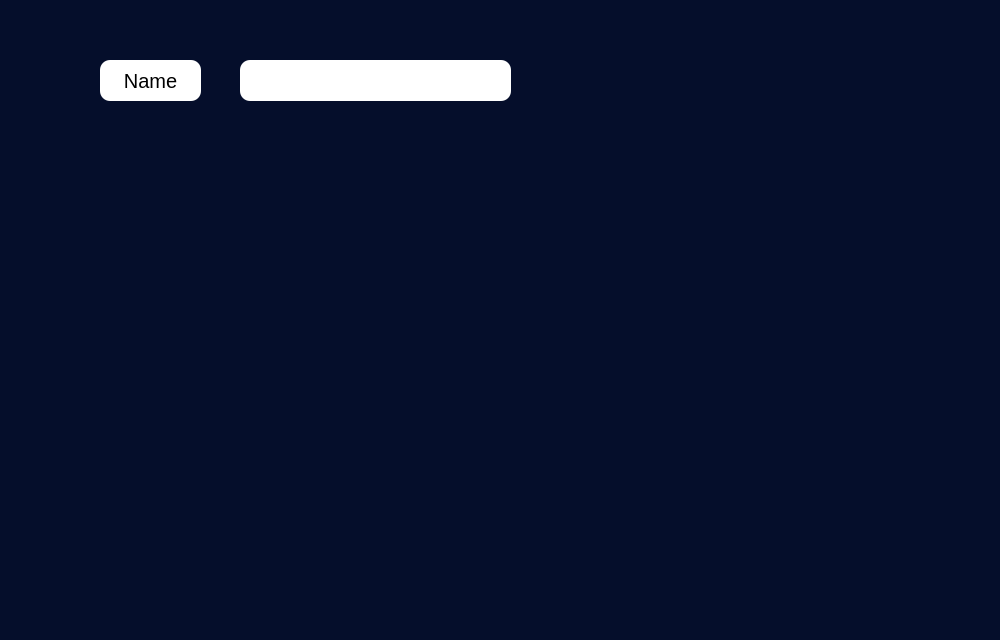
KerollosRady/University-mangament-system, file Qt/newstudent.ui: the form before one commit.
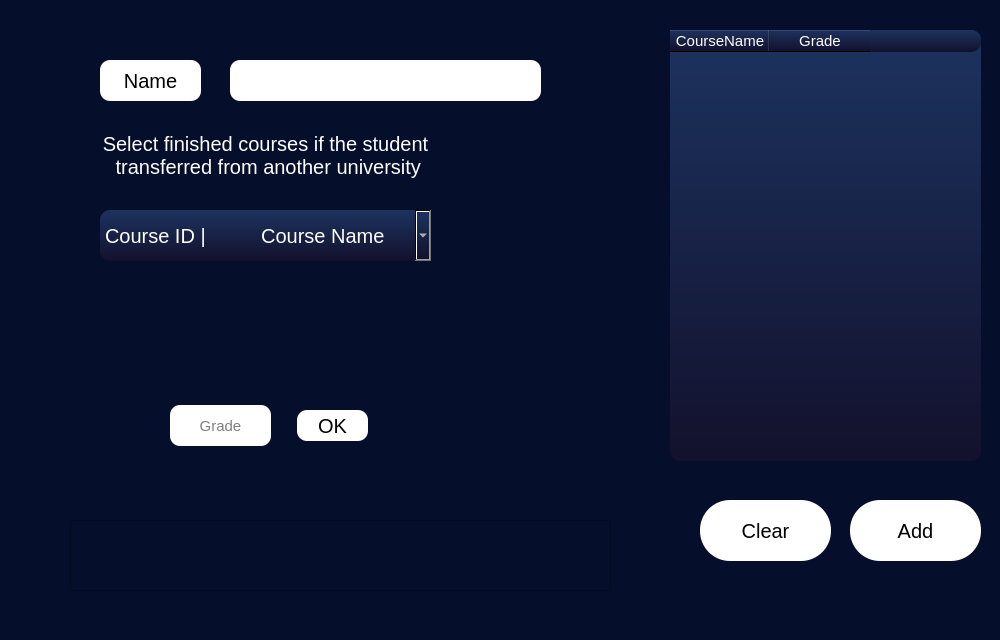
The form after the commit.

```diff
--- a/Qt/newstudent.ui
+++ b/Qt/newstudent.ui
@@ -41,9 +41,122 @@
   <widget class="QLineEdit" name="lineEdit_1">
    <property name="geometry">
     <rect>
-     <x>240</x>
+     <x>230</x>
      <y>60</y>
-     <width>271</width>
+     <width>311</width>
+     <height>41</height>
+    </rect>
+   </property>
+   <property name="styleSheet">
+    <string notr="true">    border-radius: 10px;
+background:white;
+color:black;
+font-size:20px;</string>
+   </property>
+  </widget>
+  <widget class="QLabel" name="name_2">
+   <property name="geometry">
+    <rect>
+     <x>100</x>
+     <y>120</y>
+     <width>331</width>
+     <height>71</height>
+    </rect>
+   </property>
+   <property name="styleSheet">
+    <string notr="true">border-radius: 20px;
+font:600 italic 9pt &quot;Segoe UI&quot;;
+background:transparent;
+color:white;
+font-size:20px;</string>
+   </property>
+   <property name="text">
+    <string>Select finished courses if the student
+ transferred from another university</string>
+   </property>
+   <property name="alignment">
+    <set>Qt::AlignCenter</set>
+   </property>
+  </widget>
+  <widget class="QPushButton" name="Add">
+   <property name="geometry">
+    <rect>
+     <x>850</x>
+     <y>500</y>
+     <width>131</width>
+     <height>61</height>
+    </rect>
+   </property>
+   <property name="cursor">
+    <cursorShape>PointingHandCursor</cursorShape>
+   </property>
+   <property name="styleSheet">
+    <string notr="true">    border-radius: 30px;
+background:white;
+color:black;
+font : 800;
+font-size:20px;
+</string>
+   </property>
+   <property name="text">
+    <string>Add</string>
+   </property>
+  </widget>
+  <widget class="QPushButton" name="clear">
+   <property name="geometry">
+    <rect>
+     <x>700</x>
+     <y>500</y>
+     <width>131</width>
+     <height>61</height>
+    </rect>
+   </property>
+   <property name="cursor">
+    <cursorShape>PointingHandCursor</cursorShape>
+   </property>
+   <property name="styleSheet">
+    <string notr="true">    border-radius: 30px;
+background:white;
+color:black;
+font : 800;
+font-size:20px;
+</string>
+   </property>
+   <property name="text">
+    <string>Clear</string>
+   </property>
+  </widget>
+  <widget class="QComboBox" name="courseList">
+   <property name="geometry">
+    <rect>
+     <x>100</x>
+     <y>210</y>
+     <width>331</width>
+     <height>51</height>
+    </rect>
+   </property>
+   <property name="styleSheet">
+    <string notr="true">font-size:20px;
+color :white;
+border-radius: 10px;
+background: qlineargradient(x1:0, y1:0, x2:0, y2:1, stop:0 #1c335f, stop:1 #13112d);
+</string>
+   </property>
+   <property name="maxVisibleItems">
+    <number>4</number>
+   </property>
+   <item>
+    <property name="text">
+     <string>Course ID |          Course Name </string>
+    </property>
+   </item>
+  </widget>
+  <widget class="QLineEdit" name="grade">
+   <property name="geometry">
+    <rect>
+     <x>170</x>
+     <y>405</y>
+     <width>101</width>
      <height>41</height>
     </rect>
    </property>
@@ -51,7 +164,92 @@
     <string notr="true">background:white;
 color:black;
     border-radius: 10px;
+font-size:15px;
 </string>
+   </property>
+   <property name="alignment">
+    <set>Qt::AlignCenter</set>
+   </property>
+   <property name="placeholderText">
+    <string>Grade</string>
+   </property>
+  </widget>
+  <widget class="QPushButton" name="ok">
+   <property name="geometry">
+    <rect>
+     <x>297</x>
+     <y>410</y>
+     <width>71</width>
+     <height>31</height>
+    </rect>
+   </property>
+   <property name="cursor">
+    <cursorShape>PointingHandCursor</cursorShape>
+   </property>
+   <property name="styleSheet">
+    <string notr="true">    border-radius: 30px;
+background:white;
+color:black;
+font : 800;
+font-size:20px;
+    border-radius: 10px;
+</string>
+   </property>
+   <property name="text">
+    <string>OK</string>
+   </property>
+  </widget>
+  <widget class="QTableWidget" name="tableWidget">
+   <property name="geometry">
+    <rect>
+     <x>670</x>
+     <y>30</y>
+     <width>311</width>
+     <height>431</height>
+    </rect>
+   </property>
+   <property name="styleSheet">
+    <string notr="true">font-size:15px;
+color :white;
+border-radius: 10px;
+background: qlineargradient(x1:0, y1:0, x2:0, y2:1, stop:0 #1c335f, stop:1 #13112d);
+</string>
+   </property>
+   <column>
+    <property name="text">
+     <string>CourseName</string>
+    </property>
+   </column>
+   <column>
+    <property name="text">
+     <string>Grade</string>
+    </property>
+   </column>
+  </widget>
+  <widget class="QLabel" name="check_add">
+   <property name="geometry">
+    <rect>
+     <x>80</x>
+     <y>460</y>
+     <width>531</width>
+     <height>41</height>
+    </rect>
+   </property>
+   <property name="styleSheet">
+    <string notr="true"/>
+   </property>
+   <property name="text">
+    <string/>
+   </property>
+  </widget>
+  <widget class="QLineEdit" name="studentID">
+   <property name="geometry">
+    <rect>
+     <x>70</x>
+     <y>520</y>
+     <width>541</width>
+     <height>71</height>
+    </rect>
    </property>
   </widget>
  </widget>
```
